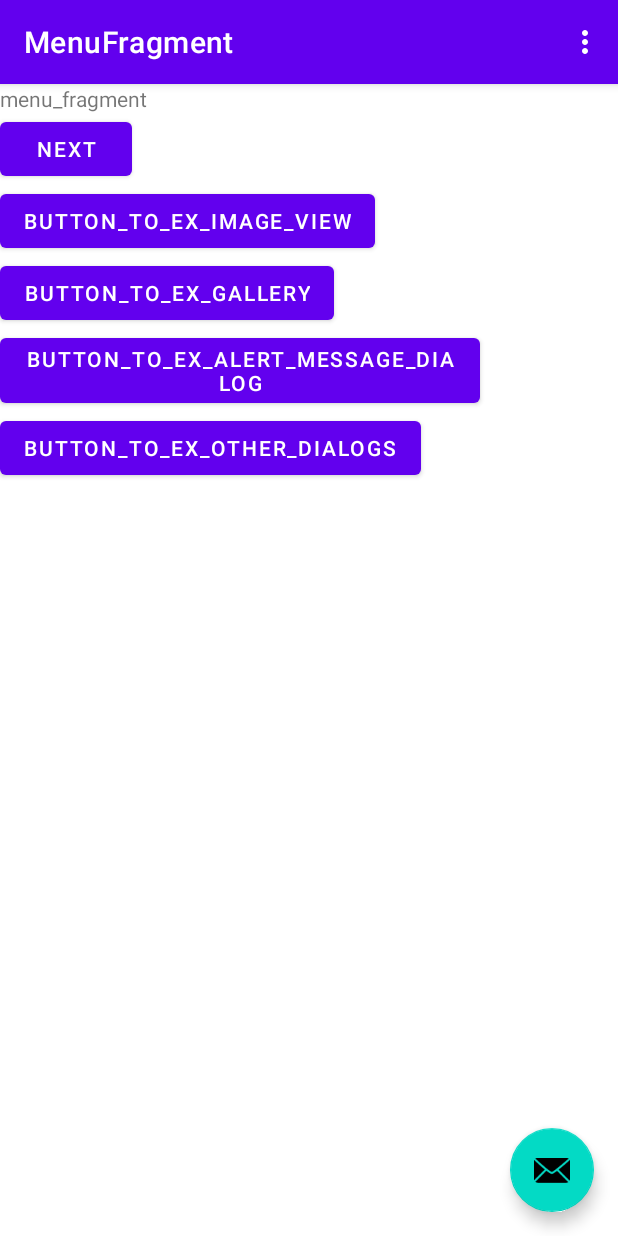
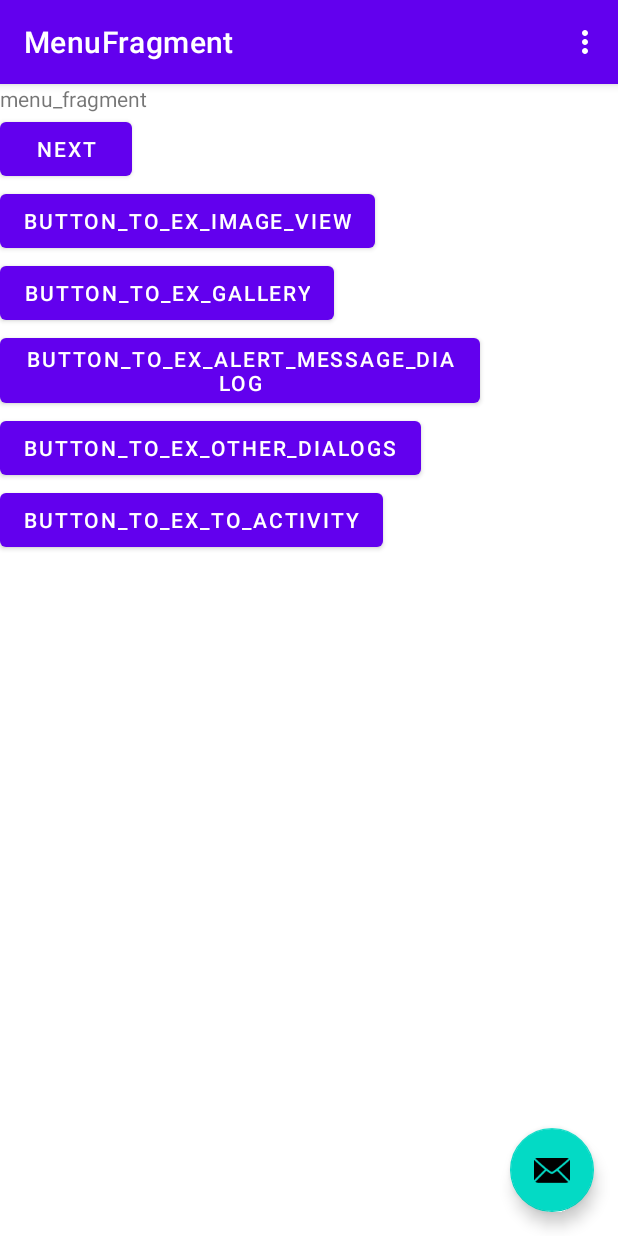
Before and after one commit to anyingiit/Class2021_2022_2_AndroidDevelop_course, an Android app: the screen it shows after launch (MainActivity), on a phone screen of 412 x 824 dp. Run offline under Robolectric (Android 15) with nearby library versions, the phone set to English and light mode, and no system bars; our stand-ins replace navigation-ui.

Commit message:
完成ExToActivity 练习

```diff
--- a/app/src/main/AndroidManifest.xml
+++ b/app/src/main/AndroidManifest.xml
@@ -24,6 +24,7 @@
                 <category android:name="android.intent.category.LAUNCHER" />
             </intent-filter>
         </activity>
+        <activity android:name=".fragments.activitys.ExampleActivity" />
     </application>
 
 </manifest>
--- a/app/src/main/java/com/example/class2021_2022_2_androiddevelop_course/fragments/MenuFragment.java
+++ b/app/src/main/java/com/example/class2021_2022_2_androiddevelop_course/fragments/MenuFragment.java
@@ -65,6 +65,13 @@ public class MenuFragment extends Fragment {
                         .navigate(R.id.action_MenuFragment_to_ExOtherDialogs);
             }
         });
+        binding.buttonToExToActivity.setOnClickListener(new View.OnClickListener() {
+            @Override
+            public void onClick(View view) {
+                NavHostFragment.findNavController(MenuFragment.this)
+                        .navigate(R.id.action_MenuFragment_to_ExToActivity);
+            }
+        });
     }
 
     @Override
--- a/app/src/main/res/layout/fragment_menu.xml
+++ b/app/src/main/res/layout/fragment_menu.xml
@@ -43,5 +43,11 @@
         android:id="@+id/button_to_ex_other_dialogs"
         android:text="@string/button_to_ex_other_dialogs" />
 
+    <Button
+        android:layout_width="wrap_content"
+        android:layout_height="wrap_content"
+        android:id="@+id/button_to_ex_to_activity"
+        android:text="@string/button_to_ex_to_activity" />
+
 
 </LinearLayout>
--- a/app/src/main/res/navigation/nav_graph.xml
+++ b/app/src/main/res/navigation/nav_graph.xml
@@ -26,6 +26,9 @@
         <action
             android:id="@+id/action_MenuFragment_to_ExOtherDialogs"
             app:destination="@id/ExOtherDialogs" />
+        <action
+            android:id="@+id/action_MenuFragment_to_ExToActivity"
+            app:destination="@id/ExToActivity" />
     </fragment>
     <fragment
         android:id="@+id/SecondFragment"
@@ -52,11 +55,16 @@
         android:name="com.example.class2021_2022_2_androiddevelop_course.fragments.ExAlertMessageDialog"
         android:label="ExAlertMessageDialog"
         tools:layout="@layout/fragment_ex_alert_message_dialog" />
-
     <fragment
         android:id="@+id/ExOtherDialogs"
         android:name="com.example.class2021_2022_2_androiddevelop_course.fragments.ExOtherDialogs"
         android:label="ExOtherDialogs"
         tools:layout="@layout/fragment_ex_other_dialogs" />
+    <fragment
+        android:id="@+id/ExToActivity"
+        android:name="com.example.class2021_2022_2_androiddevelop_course.fragments.ExToActivity"
+        android:label="ExToActivity"
+        tools:layout="@layout/fragment_ex_to_activity" />
+
 
 </navigation>
--- a/app/src/main/res/values/strings.xml
+++ b/app/src/main/res/values/strings.xml
@@ -24,4 +24,8 @@
     <string name="date_picker_dialog">DatePickerDialog</string>
     <string name="time_picker_dialog">TimePickerDialog</string>
     <string name="button_to_ex_other_dialogs">button_to_ex_other_dialogs</string>
+    <string name="to_activity">to another activity</string>
+    <string name="example_activity">Example Activity</string>
+    <string name="live_for_yourself">Live For Yourself</string>
+    <string name="button_to_ex_to_activity">button_to_ex_to_activity</string>
 </resources>
```
Also changed, not shown: app/src/main/java/com/example/class2021_2022_2_androiddevelop_course/fragments/ExToActivity.java (added, +38 -0 lines), app/src/main/java/com/example/class2021_2022_2_androiddevelop_course/fragments/activitys/ExampleActivity.java (added, +23 -0 lines), app/src/main/res/layout/activity_example_activity.xml (added, +19 -0 lines), app/src/main/res/layout/fragment_ex_to_activity.xml (added, +15 -0 lines).
